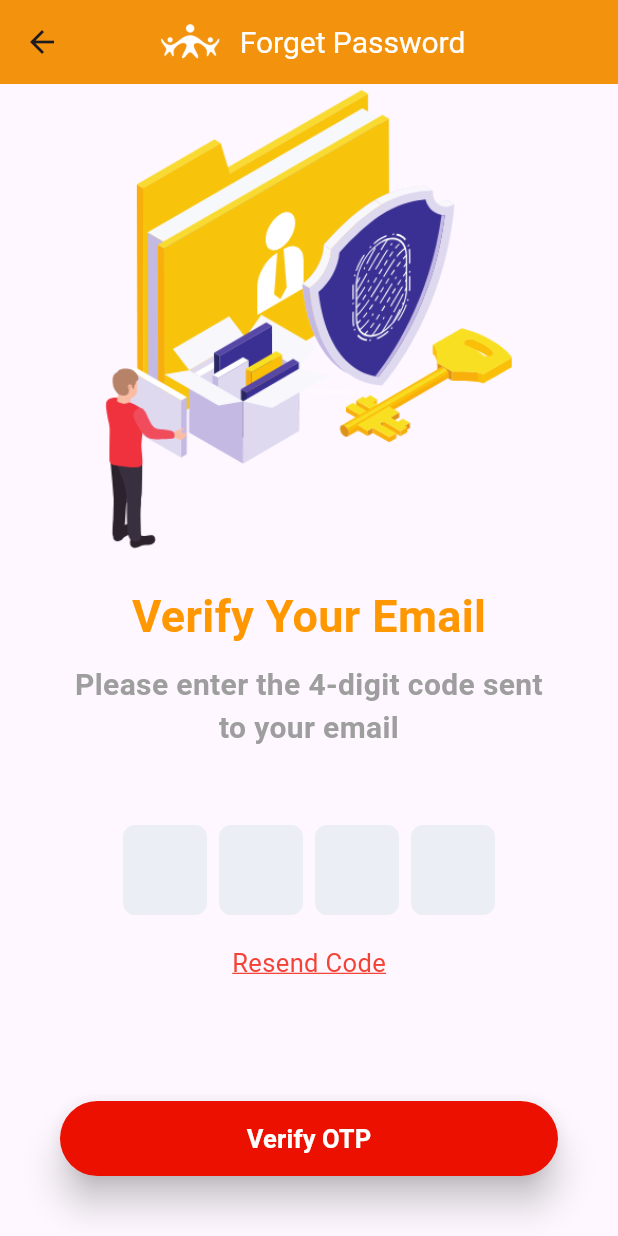
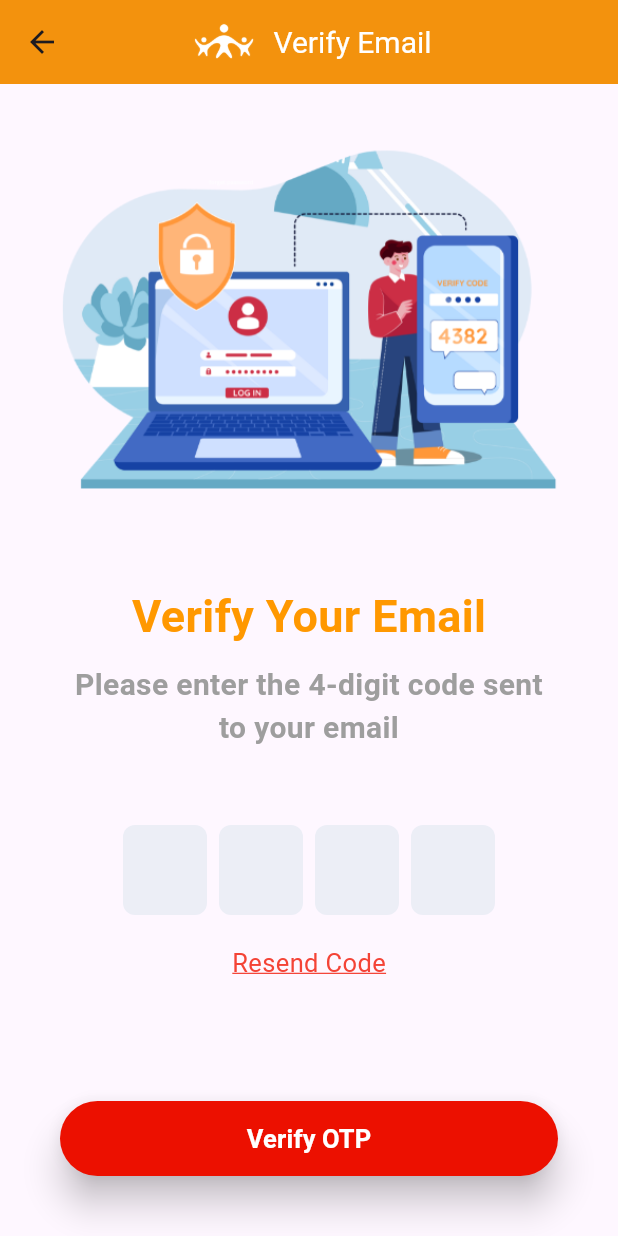
Before and after one commit to Yungjieee/MyMemberLink, a Flutter app: the VerifyOTP screen opened directly with empty values, scrolled down 49 dp, on a phone screen of 412 x 824 dp. Run offline on Flutter 3.47's test engine with Material 3 defaults, Android fonts, the phone set to English and light mode, and no system bars; drawn by our look-alikes of pinput; our stand-ins replace firebase_auth, firebase_core, google_sign_in, shared_preferences; missing offline and left inert: email_otp, flutter_facebook_auth; accounts and stored records are empty.

Commit message:
change photo for the screens

```diff
--- a/aasignment_1/lib/views/forgetPassword_screen.dart
+++ b/aasignment_1/lib/views/forgetPassword_screen.dart
@@ -45,7 +45,7 @@ class _ForgetpasswordScreenState extends State<ForgetpasswordScreen> {
               crossAxisAlignment: CrossAxisAlignment.center,
               children: [
                 const Image(
-                  image: AssetImage('assets/images/fuck.png'),
+                  image: AssetImage('assets/images/forgot_password.png'),
                 ),
                 const Text(
                   'Forgot Password?',
--- a/aasignment_1/lib/views/verifyotp_screen.dart
+++ b/aasignment_1/lib/views/verifyotp_screen.dart
@@ -33,7 +33,7 @@ class _VerifyOTPState extends State<VerifyOTP> {
             ),
             const SizedBox(width: 8), // Adds spacing between logo and text
             const Text(
-              'Forget Password',
+              'Verify Email',
               style: TextStyle(
                   color: Colors.white,
                   fontSize: 20), // Sets text color to white
@@ -50,7 +50,7 @@ class _VerifyOTPState extends State<VerifyOTP> {
               crossAxisAlignment: CrossAxisAlignment.center,
               children: [
                 const Image(
-                  image: AssetImage('assets/images/verify_email.png'),
+                  image: AssetImage('assets/images/verify_code.png'),
                 ),
                 const Text(
                   'Verify Your Email',
```
Also changed, not shown: aasignment_1/assets/images/forgot_password.png (renamed from aasignment_1/assets/images/fuck.png).
